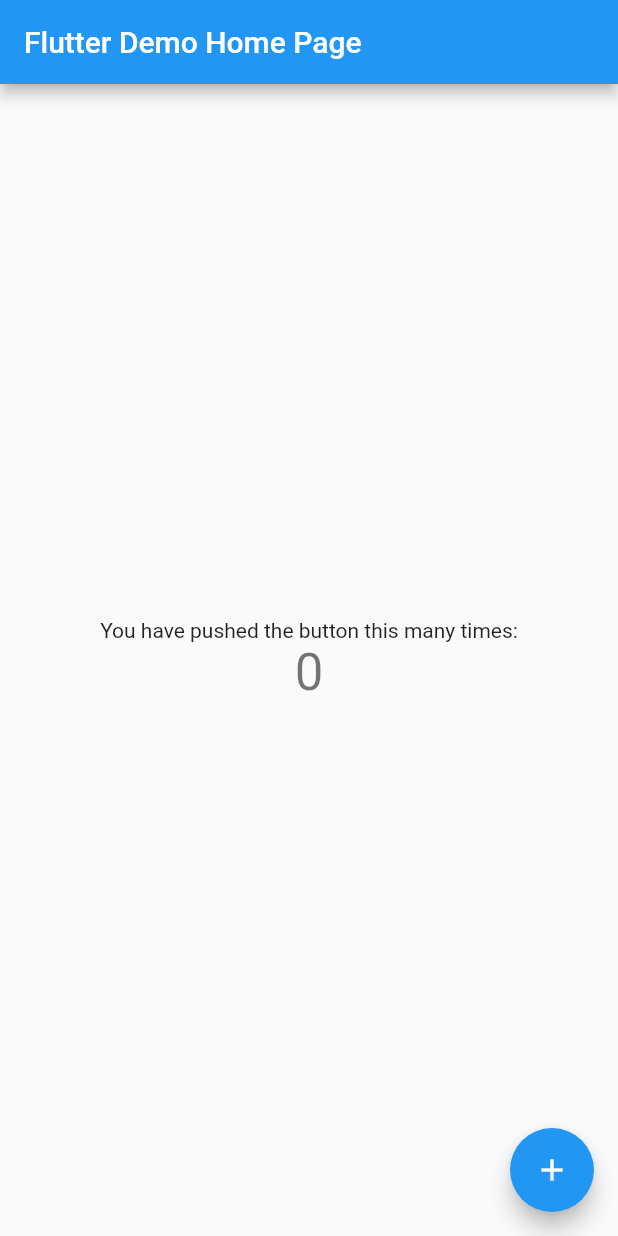
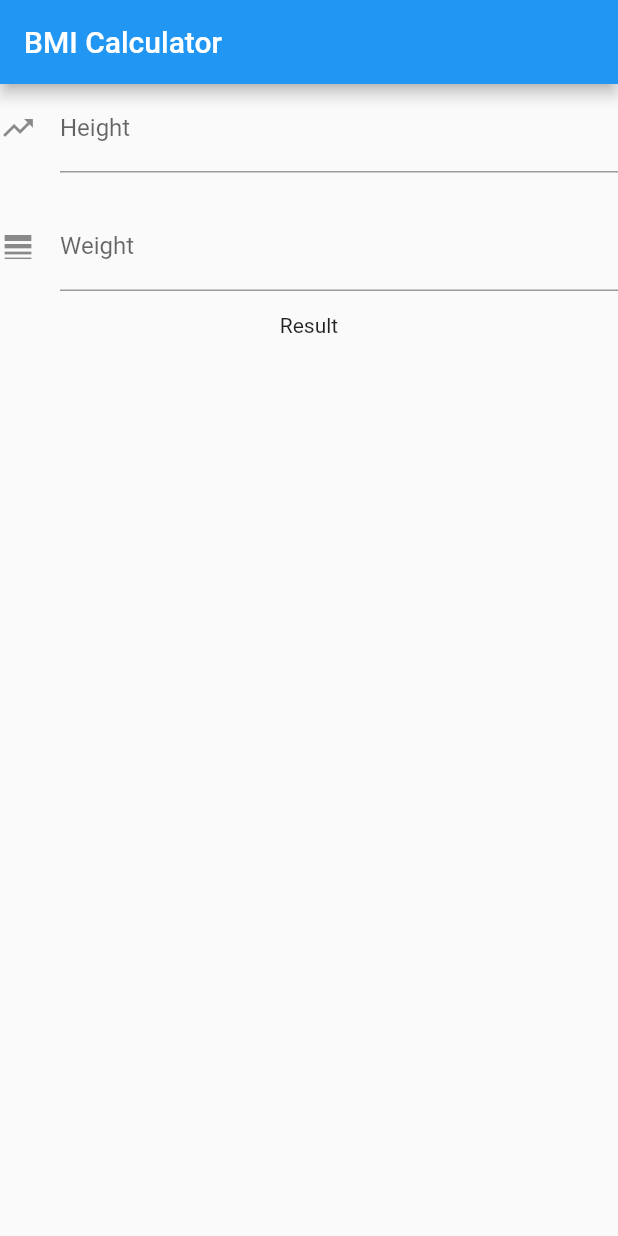
Before and after one commit to SkyMalcolm/bmi_app, a Flutter app: the screen it shows after launch, on a phone screen of 412 x 824 dp. Run offline on Flutter 3.47's test engine with Material 2 defaults, Android fonts, the phone set to English and light mode, and no system bars.

Commit message:
working on skeleton

```diff
--- a/lib/main.dart
+++ b/lib/main.dart
@@ -63,53 +63,31 @@ class _MyHomePageState extends State<MyHomePage> {
 
   @override
   Widget build(BuildContext context) {
-    // This method is rerun every time setState is called, for instance as done
-    // by the _incrementCounter method above.
-    //
-    // The Flutter framework has been optimized to make rerunning build methods
-    // fast, so that you can just rebuild anything that needs updating rather
-    // than having to individually change instances of widgets.
     return Scaffold(
       appBar: AppBar(
-        // Here we take the value from the MyHomePage object that was created by
-        // the App.build method, and use it to set our appbar title.
-        title: Text(widget.title),
+        title: Text("BMI Calculator"),
       ),
-      body: Center(
-        // Center is a layout widget. It takes a single child and positions it
-        // in the middle of the parent.
-        child: Column(
-          // Column is also a layout widget. It takes a list of children and
-          // arranges them vertically. By default, it sizes itself to fit its
-          // children horizontally, and tries to be as tall as its parent.
-          //
-          // Invoke "debug painting" (press "p" in the console, choose the
-          // "Toggle Debug Paint" action from the Flutter Inspector in Android
-          // Studio, or the "Toggle Debug Paint" command in Visual Studio Code)
-          // to see the wireframe for each widget.
-          //
-          // Column has various properties to control how it sizes itself and
-          // how it positions its children. Here we use mainAxisAlignment to
-          // center the children vertically; the main axis here is the vertical
-          // axis because Columns are vertical (the cross axis would be
-          // horizontal).
-          mainAxisAlignment: MainAxisAlignment.center,
-          children: <Widget>[
-            const Text(
-              'You have pushed the button this many times:',
+      body: Column(
+        children: <Widget>[
+          TextField(
+            decoration: InputDecoration(
+              labelText: "Height",
+              icon: Icon(Icons.trending_up),
             ),
-            Text(
-              '$_counter',
-              style: Theme.of(context).textTheme.headline4,
+          ),
+          SizedBox(height: 20),
+          TextField(
+            decoration: InputDecoration(
+              labelText: "Weight",
+              icon: Icon(Icons.line_weight),
             ),
-          ],
-        ),
+          ),
+          SizedBox(height: 15),
+          Text(
+            "Result",
+          )
+        ],
       ),
-      floatingActionButton: FloatingActionButton(
-        onPressed: _incrementCounter,
-        tooltip: 'Increment',
-        child: const Icon(Icons.add),
-      ), // This trailing comma makes auto-formatting nicer for build methods.
     );
   }
 }
```
